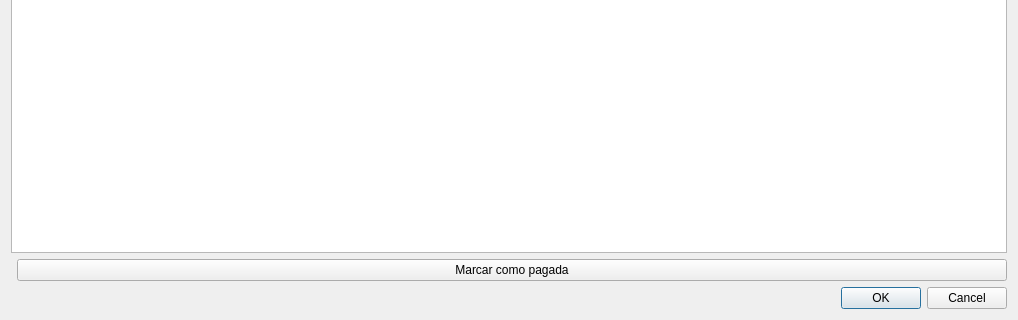
Qt form verfacturas.ui (Ladis72/tienda) before a commit; both pictures show x 0 to 1018 and y 279 to 599 of the 1018 by 599 pixel window.
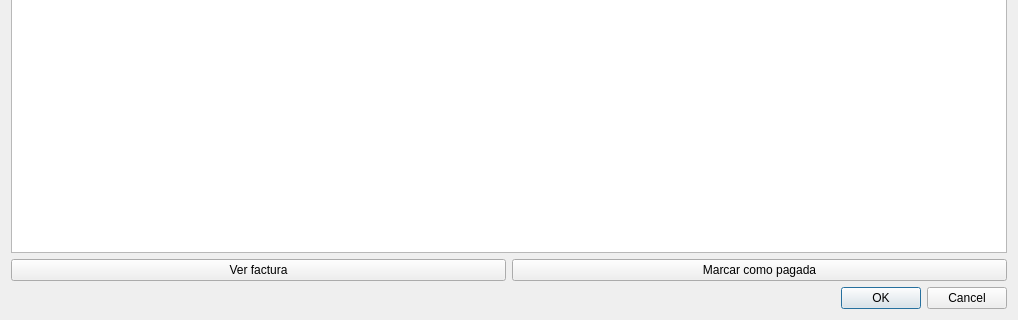
The same form after that commit.

The edit to the form file:
```diff
--- a/verfacturas.ui
+++ b/verfacturas.ui
@@ -14,30 +14,7 @@
    <string>Listado de facturas</string>
   </property>
   <layout class="QGridLayout" name="gridLayout">
-   <item row="3" column="1">
-    <widget class="QDialogButtonBox" name="buttonBox">
-     <property name="orientation">
-      <enum>Qt::Horizontal</enum>
-     </property>
-     <property name="standardButtons">
-      <set>QDialogButtonBox::Cancel|QDialogButtonBox::Ok</set>
-     </property>
-    </widget>
-   </item>
-   <item row="1" column="0" colspan="2">
-    <widget class="QTableView" name="tableView">
-     <property name="alternatingRowColors">
-      <bool>true</bool>
-     </property>
-     <property name="selectionMode">
-      <enum>QAbstractItemView::SingleSelection</enum>
-     </property>
-     <property name="selectionBehavior">
-      <enum>QAbstractItemView::SelectRows</enum>
-     </property>
-    </widget>
-   </item>
-   <item row="0" column="0" colspan="2">
+   <item row="0" column="0">
     <layout class="QHBoxLayout" name="horizontalLayout">
      <item>
       <widget class="QLabel" name="label">
@@ -120,10 +97,47 @@
      </item>
     </layout>
    </item>
-   <item row="2" column="1">
-    <widget class="QPushButton" name="pushButton">
-     <property name="text">
-      <string>Marcar como pagada</string>
+   <item row="1" column="0">
+    <widget class="QTableView" name="tableView">
+     <property name="editTriggers">
+      <set>QAbstractItemView::NoEditTriggers</set>
+     </property>
+     <property name="alternatingRowColors">
+      <bool>true</bool>
+     </property>
+     <property name="selectionMode">
+      <enum>QAbstractItemView::SingleSelection</enum>
+     </property>
+     <property name="selectionBehavior">
+      <enum>QAbstractItemView::SelectRows</enum>
+     </property>
+    </widget>
+   </item>
+   <item row="2" column="0">
+    <layout class="QHBoxLayout" name="horizontalLayout_2">
+     <item>
+      <widget class="QPushButton" name="pushButtonVerFactura">
+       <property name="text">
+        <string>Ver factura</string>
+       </property>
+      </widget>
+     </item>
+     <item>
+      <widget class="QPushButton" name="pushButtonPagar">
+       <property name="text">
+        <string>Marcar como pagada</string>
+       </property>
+      </widget>
+     </item>
+    </layout>
+   </item>
+   <item row="3" column="0">
+    <widget class="QDialogButtonBox" name="buttonBox">
+     <property name="orientation">
+      <enum>Qt::Horizontal</enum>
+     </property>
+     <property name="standardButtons">
+      <set>QDialogButtonBox::Cancel|QDialogButtonBox::Ok</set>
      </property>
     </widget>
    </item>
```
